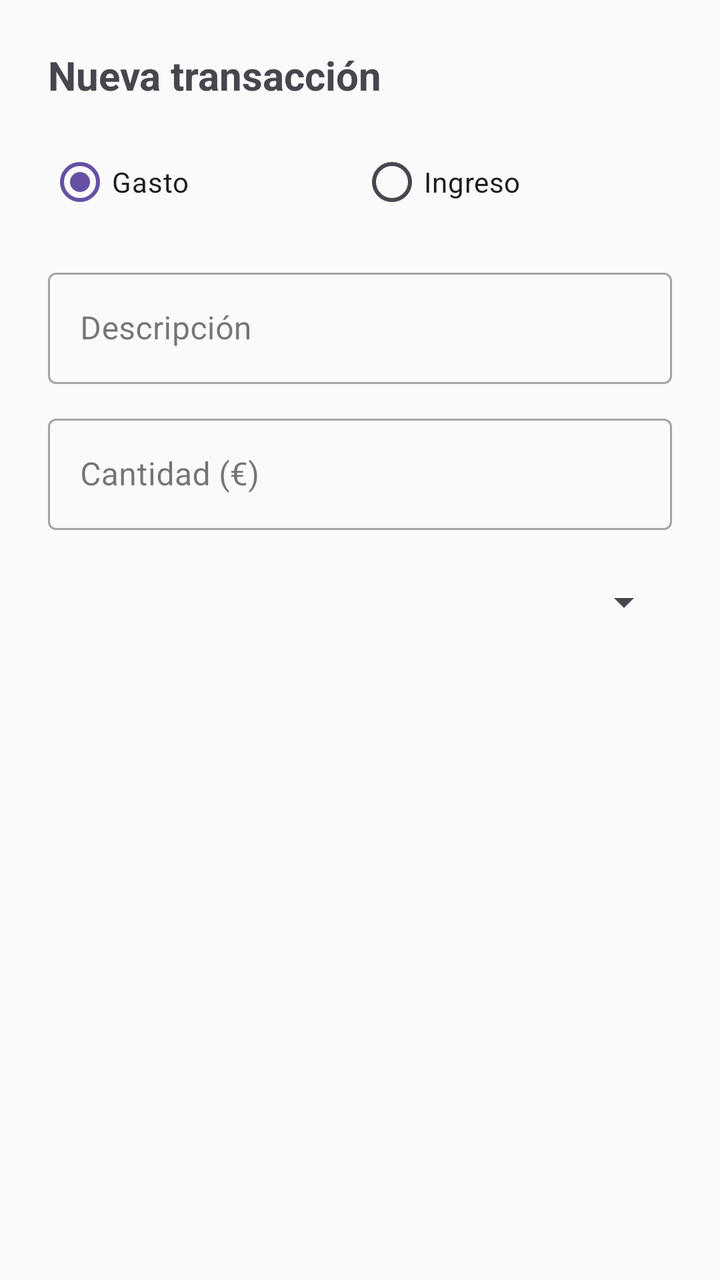
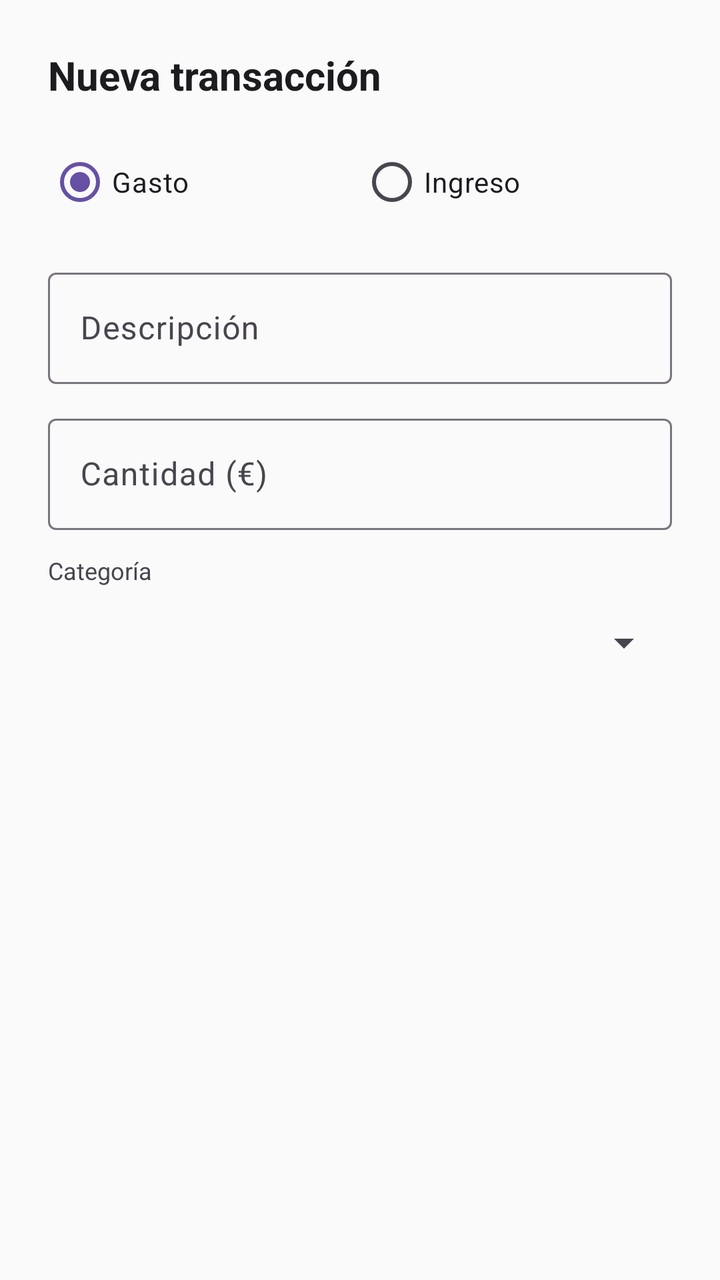

An Android layout rendered at two revisions. The XML below is the earlier revision; the diff shows what the commit changed to produce the second picture.
<!-- AndroidManifest.xml: application theme Theme.FinTrack -->
<!-- res/layout/dialog_add_transaction.xml -->
<?xml version="1.0" encoding="utf-8"?>
<LinearLayout xmlns:android="http://schemas.android.com/apk/res/android"
    android:layout_width="match_parent"
    android:layout_height="wrap_content"
    android:orientation="vertical"
    android:padding="24dp">

    <TextView
        android:layout_width="wrap_content"
        android:layout_height="wrap_content"
        android:text="Nueva transacción"
        android:textSize="20sp"
        android:textStyle="bold"
        android:layout_marginBottom="16dp" />

    <RadioGroup
        android:id="@+id/rgType"
        android:layout_width="match_parent"
        android:layout_height="wrap_content"
        android:orientation="horizontal"
        android:layout_marginBottom="16dp">

        <RadioButton
            android:id="@+id/rbGasto"
            android:layout_width="0dp"
            android:layout_height="wrap_content"
            android:layout_weight="1"
            android:text="Gasto"
            android:checked="true" />

        <RadioButton
            android:id="@+id/rbIngreso"
            android:layout_width="0dp"
            android:layout_height="wrap_content"
            android:layout_weight="1"
            android:text="Ingreso" />

    </RadioGroup>

    <com.google.android.material.textfield.TextInputLayout
        android:layout_width="match_parent"
        android:layout_height="wrap_content"
        android:hint="Descripción"
        style="@style/Widget.MaterialComponents.TextInputLayout.OutlinedBox"
        android:layout_marginBottom="12dp">

        <com.google.android.material.textfield.TextInputEditText
            android:id="@+id/etDescription"
            android:layout_width="match_parent"
            android:layout_height="wrap_content"
            android:inputType="text" />

    </com.google.android.material.textfield.TextInputLayout>

    <com.google.android.material.textfield.TextInputLayout
        android:layout_width="match_parent"
        android:layout_height="wrap_content"
        android:hint="Cantidad (€)"
        style="@style/Widget.MaterialComponents.TextInputLayout.OutlinedBox"
        android:layout_marginBottom="12dp">

        <com.google.android.material.textfield.TextInputEditText
            android:id="@+id/etAmount"
            android:layout_width="match_parent"
            android:layout_height="wrap_content"
            android:inputType="numberDecimal" />

    </com.google.android.material.textfield.TextInputLayout>

    <Spinner
        android:id="@+id/spinnerCategory"
        android:layout_width="match_parent"
        android:layout_height="48dp"
        android:layout_marginBottom="16dp" />

</LinearLayout>
<!-- resources referenced by this layout -->
<resources>
  <style name="Theme.FinTrack" parent="Base.Theme.FinTrack" />
  <style name="Base.Theme.FinTrack" parent="Theme.Material3.DayNight.NoActionBar">
          <item name="colorPrimary">@color/purple_primary</item>
          <item name="colorOnPrimary">@color/purple_on_primary</item>
          <item name="colorPrimaryContainer">@color/purple_container</item>
          <item name="colorOnPrimaryContainer">@color/purple_on_container</item>
          <item name="colorSurface">@color/surface</item>
          <item name="colorOnSurface">@color/on_surface</item>
          <item name="colorOnSurfaceVariant">@color/on_surface_variant</item>
          <item name="colorOutlineVariant">@color/outline_variant</item>
          <item name="android:windowBackground">@color/surface</item>
      </style>
  <color name="purple_primary">#6650A4</color>
  <color name="purple_on_primary">#FFFFFF</color>
  <color name="purple_container">#EADDFF</color>
  <color name="purple_on_container">#21005D</color>
  <color name="surface">#FAFAFA</color>
  <color name="on_surface">#1C1B1F</color>
  <color name="on_surface_variant">#49454F</color>
  <color name="outline_variant">#CAC4D0</color>
</resources>

<!-- the commit's change to res/layout/dialog_add_transaction.xml (unified diff, before → after) -->
@@ -11,6 +11,7 @@
         android:text="Nueva transacción"
         android:textSize="20sp"
         android:textStyle="bold"
+        android:textColor="?attr/colorOnSurface"
         android:layout_marginBottom="16dp" />
 
     <RadioGroup
@@ -41,7 +42,7 @@
         android:layout_width="match_parent"
         android:layout_height="wrap_content"
         android:hint="Descripción"
-        style="@style/Widget.MaterialComponents.TextInputLayout.OutlinedBox"
+        style="@style/Widget.Material3.TextInputLayout.OutlinedBox"
         android:layout_marginBottom="12dp">
 
         <com.google.android.material.textfield.TextInputEditText
@@ -56,7 +57,7 @@
         android:layout_width="match_parent"
         android:layout_height="wrap_content"
         android:hint="Cantidad (€)"
-        style="@style/Widget.MaterialComponents.TextInputLayout.OutlinedBox"
+        style="@style/Widget.Material3.TextInputLayout.OutlinedBox"
         android:layout_marginBottom="12dp">
 
         <com.google.android.material.textfield.TextInputEditText
@@ -67,10 +68,18 @@
 
     </com.google.android.material.textfield.TextInputLayout>
 
+    <TextView
+        android:layout_width="wrap_content"
+        android:layout_height="wrap_content"
+        android:text="Categoría"
+        android:textSize="12sp"
+        android:textColor="?attr/colorOnSurfaceVariant"
+        android:layout_marginBottom="4dp" />
+
     <Spinner
         android:id="@+id/spinnerCategory"
         android:layout_width="match_parent"
         android:layout_height="48dp"
-        android:layout_marginBottom="16dp" />
+        android:layout_marginBottom="4dp" />
 
 </LinearLayout>
